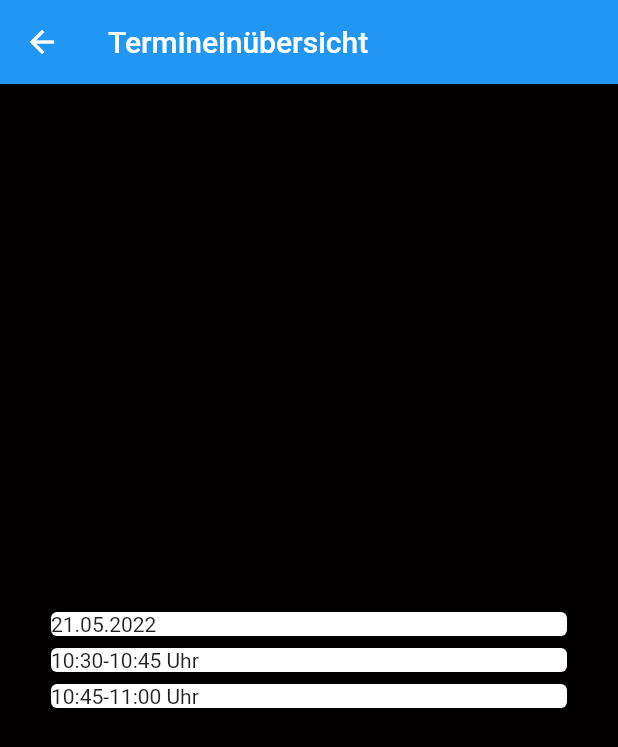
After one commit to i-putak/testpersonal, a Flutter app: the ViewSchedule screen opened directly, on a phone screen of 412 x 824 dp. The commit adds this screen. Shown: the top 747 px of the screen. Run offline on Flutter 3.47's test engine with Material 2 defaults, Android fonts, the phone set to English and light mode, and no system bars; our stand-ins replace page_transition, qr_flutter; missing offline and left inert: mobile_scanner, qr_code_scanner.

Commit message:
Terminübersicht

```diff
--- a/lib/main.dart
+++ b/lib/main.dart
@@ -6,8 +6,7 @@ import 'package:page_transition/page_transition.dart';
 import 'package:testpersonal/screen/ergebnis_eingeben.dart';
 import 'package:testpersonal/screen/scanner_onetime.dart';
 import 'package:testpersonal/screen/scanner_multiple.dart';
-
-
+import 'package:testpersonal/screen/schedules.dart';
 
 void main() {
   runApp(const MyApp());
@@ -21,16 +20,10 @@ class MyApp extends StatelessWidget {
   Widget build(BuildContext context) {
     return MaterialApp(
         title: 'Testpersonal-Ansicht',
-        theme: ThemeData(
-            scaffoldBackgroundColor: const Color(0xFF020000)
-        ),
+        theme: ThemeData(scaffoldBackgroundColor: const Color(0xFF020000)),
         home: ListView(
             padding: const EdgeInsets.fromLTRB(30, 30, 30, 30),
-            children: const <Widget>[
-              MyHomePage()
-            ]
-        )
-    );
+            children: const <Widget>[MyHomePage()]));
   }
 }
 
@@ -42,7 +35,6 @@ class MyHomePage extends StatefulWidget {
 }
 
 class _MyHomePageState extends State<MyHomePage> {
-
   @override
   Widget build(BuildContext context) {
     return Center(
@@ -55,14 +47,13 @@ class _MyHomePageState extends State<MyHomePage> {
               minimumSize: const Size(900, 100),
               maximumSize: const Size(900, 100),
               primary: Colors.lightBlueAccent,
-              shape : RoundedRectangleBorder(
+              shape: RoundedRectangleBorder(
                 borderRadius: BorderRadius.circular(18.0),
               ),
               textStyle: const TextStyle(
                   color: Colors.white,
                   fontSize: 30,
-                  fontWeight: FontWeight.bold
-              ),
+                  fontWeight: FontWeight.bold),
             ),
             onPressed: () {
               Navigator.push(
@@ -81,14 +72,13 @@ class _MyHomePageState extends State<MyHomePage> {
               minimumSize: const Size(900, 100),
               maximumSize: const Size(900, 100),
               primary: Colors.lightBlueAccent,
-              shape : RoundedRectangleBorder(
+              shape: RoundedRectangleBorder(
                 borderRadius: BorderRadius.circular(18.0),
               ),
               textStyle: const TextStyle(
                   color: Colors.white,
                   fontSize: 30,
-                  fontWeight: FontWeight.bold
-              ),
+                  fontWeight: FontWeight.bold),
             ),
             onPressed: () {
               Navigator.pushAndRemoveUntil(
@@ -108,14 +98,13 @@ class _MyHomePageState extends State<MyHomePage> {
               minimumSize: const Size(900, 100),
               maximumSize: const Size(900, 100),
               primary: Colors.lightBlueAccent,
-              shape : RoundedRectangleBorder(
+              shape: RoundedRectangleBorder(
                 borderRadius: BorderRadius.circular(18.0),
               ),
               textStyle: const TextStyle(
                   color: Colors.white,
                   fontSize: 30,
-                  fontWeight: FontWeight.bold
-              ),
+                  fontWeight: FontWeight.bold),
             ),
             onPressed: () {
               Navigator.pushAndRemoveUntil(
@@ -135,17 +124,22 @@ class _MyHomePageState extends State<MyHomePage> {
               minimumSize: const Size(900, 100),
               maximumSize: const Size(900, 100),
               primary: Colors.lightBlueAccent,
-              shape : RoundedRectangleBorder(
+              shape: RoundedRectangleBorder(
                 borderRadius: BorderRadius.circular(18.0),
               ),
               textStyle: const TextStyle(
                   color: Colors.white,
                   fontSize: 30,
-                  fontWeight: FontWeight.bold
-              ),
+                  fontWeight: FontWeight.bold),
             ),
             onPressed: () {
-
+              Navigator.push(
+                context,
+                PageTransition(
+                    child: ViewSchedule(),
+                    type: PageTransitionType.rightToLeft),
+                // )
+              );
             },
             child: const Text('Terminliste anzeigen'),
           ),
@@ -155,14 +149,13 @@ class _MyHomePageState extends State<MyHomePage> {
               minimumSize: const Size(900, 100),
               maximumSize: const Size(900, 100),
               primary: Colors.lightBlueAccent,
-              shape : RoundedRectangleBorder(
+              shape: RoundedRectangleBorder(
                 borderRadius: BorderRadius.circular(18.0),
               ),
               textStyle: const TextStyle(
                   color: Colors.white,
                   fontSize: 30,
-                  fontWeight: FontWeight.bold
-              ),
+                  fontWeight: FontWeight.bold),
             ),
             onPressed: () {
               Navigator.pushAndRemoveUntil(
@@ -182,14 +175,13 @@ class _MyHomePageState extends State<MyHomePage> {
               minimumSize: const Size(900, 100),
               maximumSize: const Size(900, 100),
               primary: Colors.lightBlueAccent,
-              shape : RoundedRectangleBorder(
+              shape: RoundedRectangleBorder(
                 borderRadius: BorderRadius.circular(18.0),
               ),
               textStyle: const TextStyle(
                   color: Colors.white,
                   fontSize: 30,
-                  fontWeight: FontWeight.bold
-              ),
+                  fontWeight: FontWeight.bold),
             ),
             onPressed: () {},
             child: const Text('eNAT für Retesting erstellen'),
--- /dev/null
+++ b/lib/screen/schedules.dart
@@ -0,0 +1,86 @@
+import 'package:flutter/material.dart';
+import 'package:page_transition/page_transition.dart';
+import 'package:mobile_scanner/mobile_scanner.dart';
+import '../main.dart';
+import './retesting.dart';
+
+class ViewSchedule extends StatelessWidget {
+  const ViewSchedule({Key? key}) : super(key: key);
+
+  @override
+  Widget build(BuildContext context) {
+    return Scaffold(
+      appBar: AppBar(
+        title: Text('Termineinübersicht'),
+      ),
+      body: Container(
+        padding: const EdgeInsets.all(30),
+        child: Center(
+          child: SingleChildScrollView(
+            child: Column(
+              children: <Widget>[
+                Card(
+                  elevation: 10,
+                  child: Center(
+                      child: Column(
+                    crossAxisAlignment: CrossAxisAlignment.start,
+                    children: [
+                      Text(
+                          "21.05.2022"), //Textgröße verändern, Abstand zwischen buttons und text, Card verschönern, Liste daraus machen
+                      Row(
+                        mainAxisAlignment: MainAxisAlignment.center,
+                        children: [
+                          SizedBox(
+                            width: 20,
+                          ),
+                        ],
+                      )
+                    ],
+                  )),
+                ),
+                Card(
+                  elevation: 10,
+                  child: Center(
+                      child: Column(
+                    crossAxisAlignment: CrossAxisAlignment.start,
+                    children: [
+                      Text(
+                          "10:30-10:45 Uhr"), //Textgröße verändern, Abstand zwischen buttons und text, Card verschönern, Liste daraus machen
+                      Row(
+                        mainAxisAlignment: MainAxisAlignment.center,
+                        children: [
+                          SizedBox(
+                            width: 20,
+                          ),
+                        ],
+                      )
+                    ],
+                  )),
+                ),
+                Card(
+                  elevation: 10,
+                  child: Center(
+                      child: Column(
+                    crossAxisAlignment: CrossAxisAlignment.start,
+                    children: [
+                      Text(
+                          "10:45-11:00 Uhr"), //Textgröße verändern, Abstand zwischen buttons und text, Card verschönern, Liste daraus machen
+                      Row(
+                        mainAxisAlignment: MainAxisAlignment.center,
+                        children: [
+                          SizedBox(
+                            width: 20,
+                          ),
+                        ],
+                      )
+                    ],
+                  )),
+                ),
+              ],
+            ),
+          ),
+        ),
+      ),
+    );
+  }
+}
```
Also changed, not shown: lib/screen/qr_generator_screen.dart (+16 -16 lines). Lines whose indentation alone changed are shown as unchanged.
